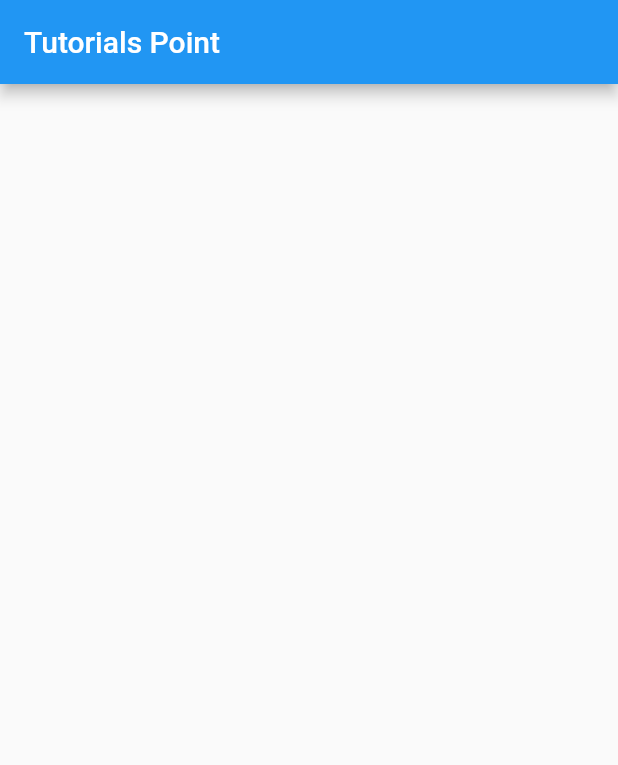
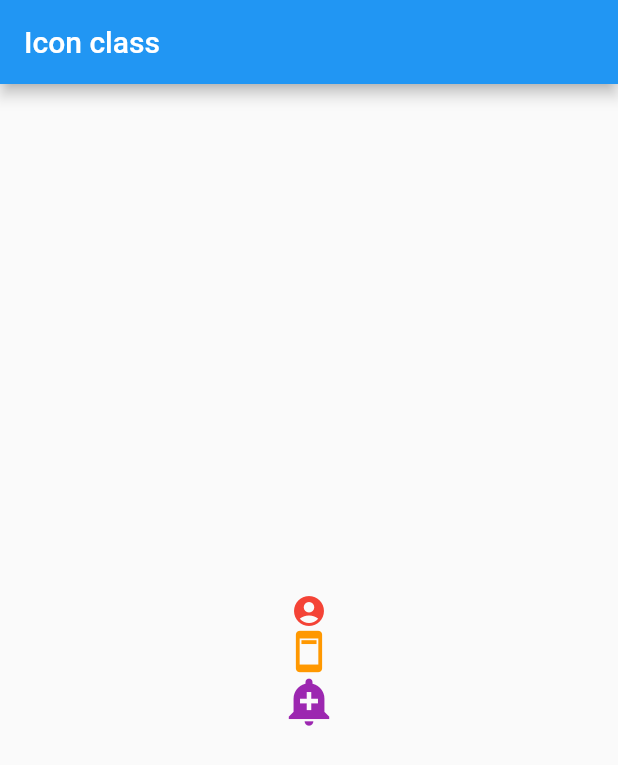
Before and after one commit to azharmarmu/tp_article, a Flutter app: the screen it shows after launch, on a phone screen of 412 x 824 dp. Shown: the top 765 px of the screen. Run offline on Flutter 3.47's test engine with Material 2 defaults, Android fonts, the phone set to English and light mode, and no system bars.

Commit message:
icon class

```diff
--- /dev/null
+++ b/lib/example_one.dart
@@ -0,0 +1,37 @@
+import 'package:flutter/material.dart';
+
+class ExampleOne extends StatelessWidget {
+  const ExampleOne({Key? key}) : super(key: key);
+
+  @override
+  Widget build(BuildContext context) {
+    return Scaffold(
+      appBar: AppBar(
+        title: const Text('Icon class'),
+      ),
+      body: Center(
+        child: Column(
+          mainAxisAlignment: MainAxisAlignment.center,
+          children: const <Widget>[
+            Icon(
+              Icons.account_circle,
+              color: Colors.red,
+              size: 24.0,
+              semanticLabel: 'Text to announce in accessibility modes',
+            ),
+            Icon(
+              Icons.ad_units,
+              color: Colors.orange,
+              size: 30.0,
+            ),
+            Icon(
+              Icons.add_alert,
+              color: Colors.purple,
+              size: 36.0,
+            ),
+          ],
+        ),
+      ),
+    );
+  }
+}
--- /dev/null
+++ b/lib/example_two.dart
@@ -0,0 +1,25 @@
+import 'package:flutter/material.dart';
+import 'package:flutter/src/widgets/framework.dart';
+import 'package:flutter/src/widgets/placeholder.dart';
+
+class ExampleTwo extends StatelessWidget {
+  const ExampleTwo({super.key});
+
+  @override
+  Widget build(BuildContext context) {
+    return Scaffold(
+      appBar: AppBar(
+        title: const Text('Icon Class'),
+      ),
+      body: const Center(
+        child: Icon(
+          Icons.favorite,
+          color: Colors.red,
+          size: 48.0,
+          semanticLabel: 'Heart Icon',
+          textDirection: TextDirection.ltr,
+        ),
+      ),
+    );
+  }
+}
--- a/lib/home_page.dart
+++ /dev/null
@@ -1,15 +0,0 @@
-import 'package:flutter/material.dart';
-
-class HomePage extends StatelessWidget {
-  const HomePage({Key? key}) : super(key: key);
-
-  @override
-  Widget build(BuildContext context) {
-    return Scaffold(
-      appBar: AppBar(
-        title: const Text('Tutorials Point'),
-      ),
-      body: const SizedBox.shrink(),
-    );
-  }
-}
--- a/lib/main.dart
+++ b/lib/main.dart
@@ -1,6 +1,7 @@
 import 'package:flutter/material.dart';
+import 'package:tp_article/example_two.dart';
 
-import 'home_page.dart';
+import 'example_one.dart';
 
 void main() {
   runApp(const MyApp());
@@ -17,7 +18,8 @@ class MyApp extends StatelessWidget {
       theme: ThemeData(
         primarySwatch: Colors.blue,
       ),
-      home: const HomePage(),
+      home: const ExampleOne(),
+      // home: const ExampleTwo(),
     );
   }
 }
```
Also changed, not shown: 1 other file.
